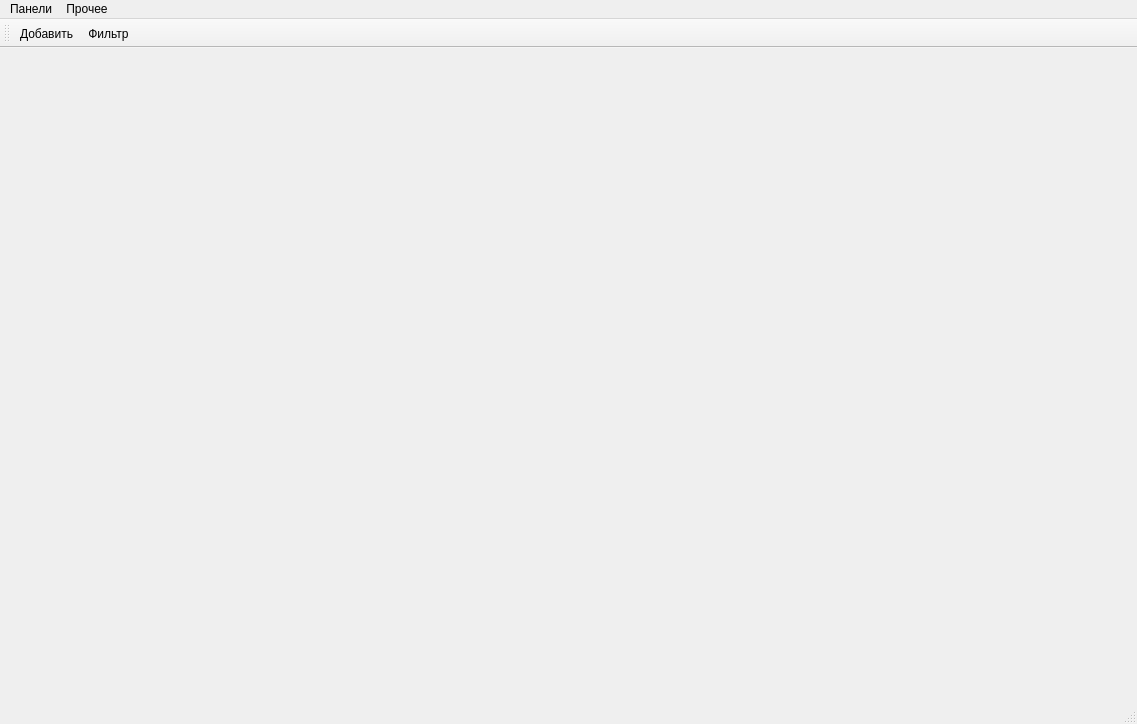
Richtermnd/LibraryProject, file ui/MainWindow.ui: the form before one commit.
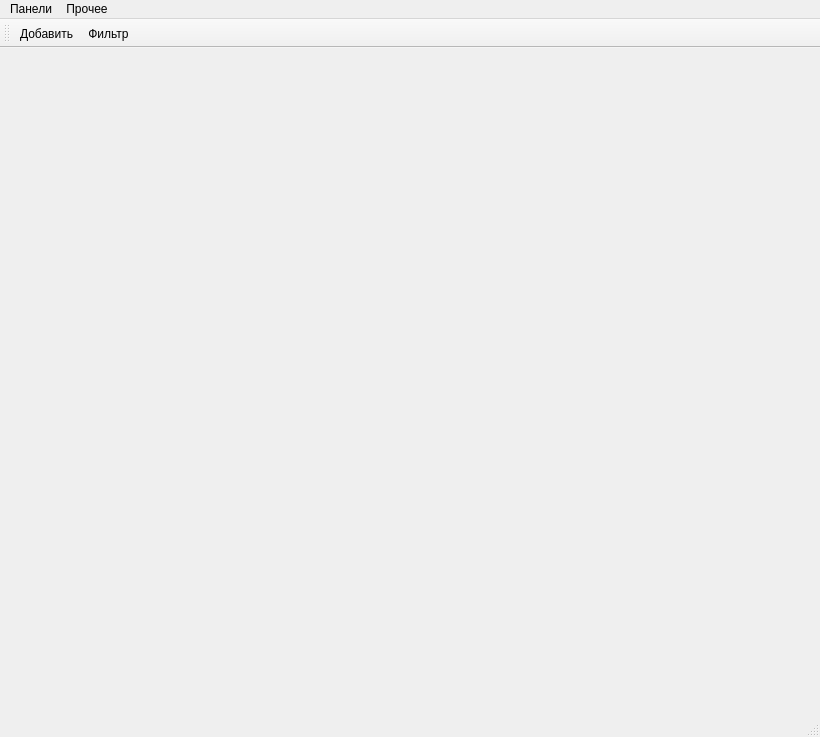
The form after the commit. Icons and pictures are not drawn.

Diff of the .ui file:
```diff
--- a/ui/MainWindow.ui
+++ b/ui/MainWindow.ui
@@ -6,8 +6,8 @@
    <rect>
     <x>0</x>
     <y>0</y>
-    <width>1137</width>
-    <height>724</height>
+    <width>820</width>
+    <height>737</height>
    </rect>
   </property>
   <property name="windowTitle">
@@ -19,7 +19,7 @@
     <rect>
      <x>0</x>
      <y>0</y>
-     <width>1137</width>
+     <width>820</width>
      <height>26</height>
     </rect>
    </property>
```
Left out of the diff: 1 changed line with no effect on the pictures.
